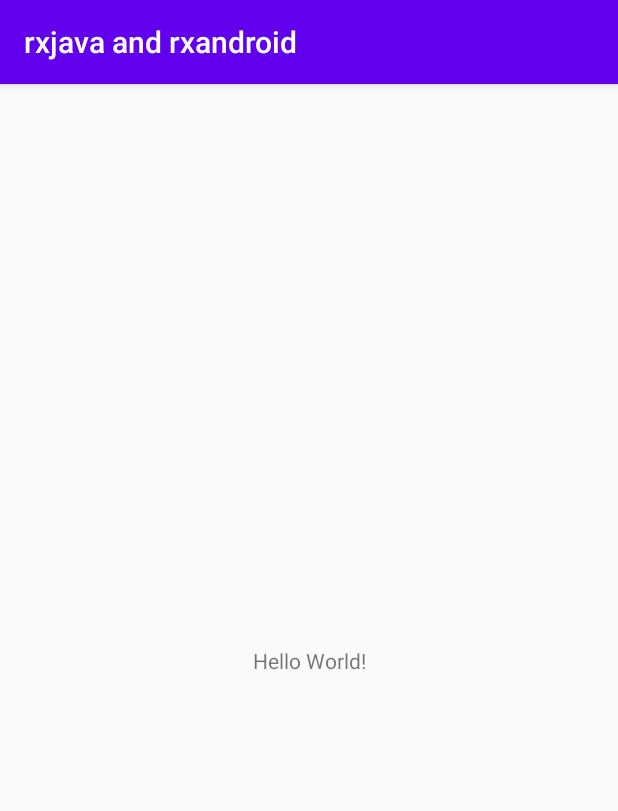
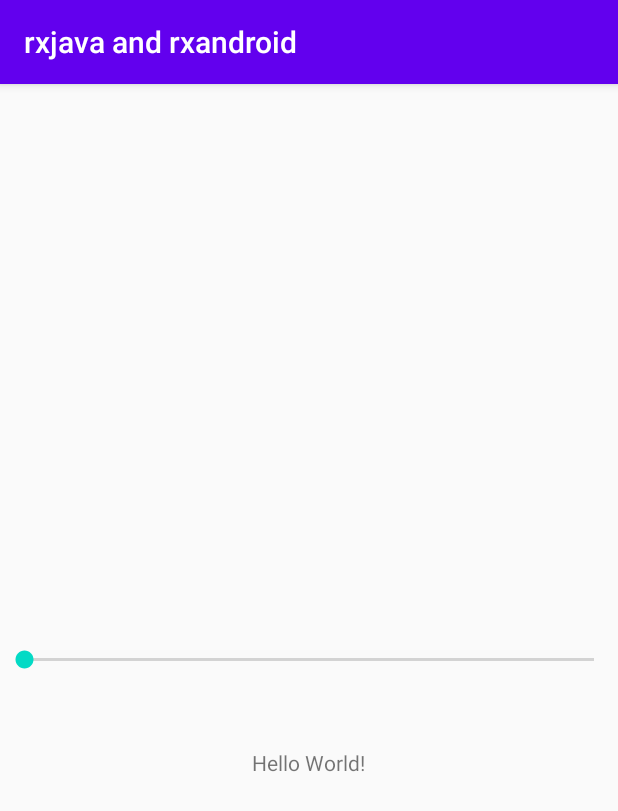
Before and after one commit to nima-abdpoor/rxjava-and-rxandroid, an Android app: the screen it shows after launch (MainActivity), on a phone screen of 412 x 824 dp. Shown: the top 811 px of the screen. Run offline under Robolectric (Android 15) with nearby library versions, the phone set to English and light mode, and no system bars.

Commit message:
Task class added. DataSource returns a list of tasks. seekbar view added to mainactivity

```diff
--- a/app/build.gradle
+++ b/app/build.gradle
@@ -23,11 +23,16 @@ android {
 }
 
 dependencies {
+    def rxjava_version = "3.0.6"
+    def rxandroid_version = "3.0.0"
+
     implementation fileTree(dir: "libs", include: ["*.jar"])
     implementation 'androidx.appcompat:appcompat:1.2.0'
     implementation 'androidx.constraintlayout:constraintlayout:2.0.1'
     testImplementation 'junit:junit:4.12'
     androidTestImplementation 'androidx.test.ext:junit:1.1.2'
     androidTestImplementation 'androidx.test.espresso:espresso-core:3.3.0'
+    implementation "io.reactivex.rxjava3:rxjava:$rxjava_version"
+    implementation "io.reactivex.rxjava3:rxandroid:$rxandroid_version"
 
 }
--- a/app/src/main/res/layout/activity_main.xml
+++ b/app/src/main/res/layout/activity_main.xml
@@ -1,12 +1,21 @@
 <?xml version="1.0" encoding="utf-8"?>
-<androidx.constraintlayout.widget.ConstraintLayout xmlns:android="http://schemas.android.com/apk/res/android"
+<RelativeLayout xmlns:android="http://schemas.android.com/apk/res/android"
     xmlns:app="http://schemas.android.com/apk/res-auto"
     xmlns:tools="http://schemas.android.com/tools"
     android:layout_width="match_parent"
     android:layout_height="match_parent"
     tools:context=".MainActivity">
 
+    <androidx.appcompat.widget.AppCompatSeekBar
+        android:layout_width="match_parent"
+        android:layout_height="wrap_content"
+        android:layout_centerInParent="true"
+        android:id="@+id/seekbar"/>
+
     <TextView
+        android:layout_centerHorizontal="true"
+        android:layout_margin="50dp"
+        android:layout_below="@id/seekbar"
         android:layout_width="wrap_content"
         android:layout_height="wrap_content"
         android:text="Hello World!"
@@ -15,4 +24,4 @@
         app:layout_constraintRight_toRightOf="parent"
         app:layout_constraintTop_toTopOf="parent" />
 
-</androidx.constraintlayout.widget.ConstraintLayout>
+</RelativeLayout>
```
Also changed, not shown: app/src/main/java/com/chinachino/rxjavaandrxandroid/DataSource.java (added, +18 -0 lines), app/src/main/java/com/chinachino/rxjavaandrxandroid/Task.java (added, +38 -0 lines).
